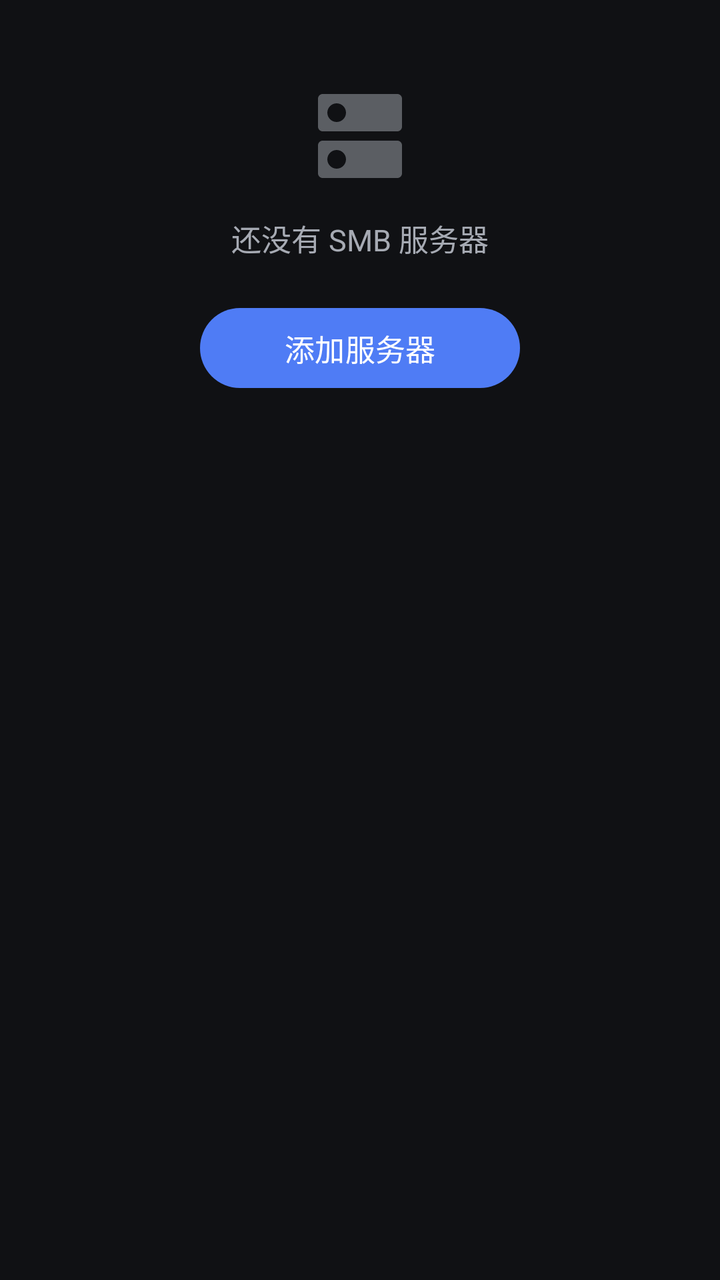
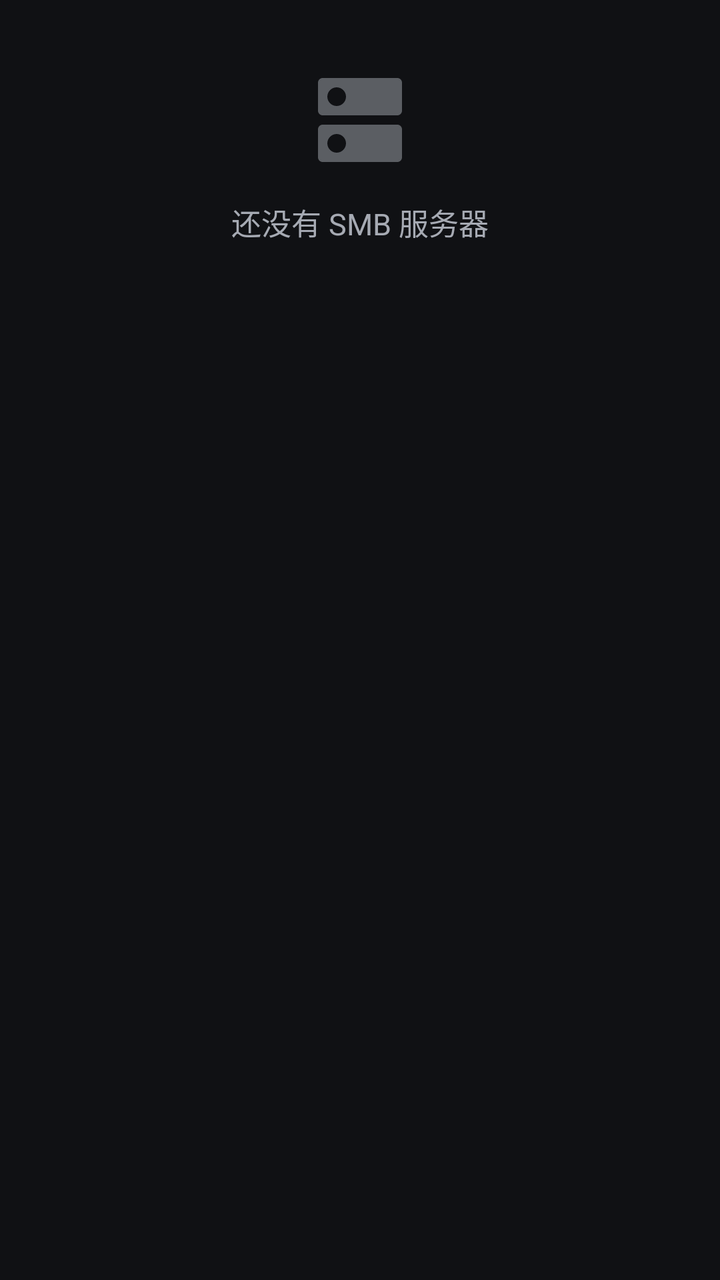

Two renders of the same Android screen: before a commit and after it. Below are the layout's source before the change and the commit's diff.
<!-- AndroidManifest.xml: application theme Theme.SmbPlayer -->
<!-- res/layout/item_empty_servers.xml -->
<?xml version="1.0" encoding="utf-8"?>
<LinearLayout xmlns:android="http://schemas.android.com/apk/res/android"
    xmlns:app="http://schemas.android.com/apk/res-auto"
    android:layout_width="match_parent"
    android:layout_height="wrap_content"
    android:gravity="center_horizontal"
    android:orientation="vertical"
    android:paddingStart="24dp"
    android:paddingEnd="24dp"
    android:paddingTop="40dp"
    android:paddingBottom="24dp">

    <ImageView
        android:layout_width="56dp"
        android:layout_height="56dp"
        android:alpha="0.5"
        android:importantForAccessibility="no"
        android:src="@drawable/ic_dns"
        app:tint="@color/on_surface_variant" />

    <TextView
        android:id="@+id/tv_empty"
        android:layout_width="wrap_content"
        android:layout_height="wrap_content"
        android:layout_marginTop="12dp"
        android:gravity="center"
        android:text="@string/servers_empty"
        android:textColor="@color/on_surface_variant"
        android:textSize="15sp" />

    <Button
        android:id="@+id/btn_add_server"
        android:layout_width="wrap_content"
        android:layout_height="wrap_content"
        android:layout_marginTop="20dp"
        android:minWidth="160dp"
        android:text="@string/action_add_server"
        android:textSize="15sp" />

</LinearLayout>
<!-- resources referenced by this layout -->
<resources>
  <color name="on_surface_variant">#FFA6AAB3</color>
  <!-- drawable ic_dns (drawable) -->
  <?xml version="1.0" encoding="utf-8"?>
  <vector xmlns:android="http://schemas.android.com/apk/res/android"
      android:width="24dp" android:height="24dp"
      android:viewportWidth="24" android:viewportHeight="24"
      android:tint="?attr/colorControlNormal">
      <path android:fillColor="@android:color/white"
          android:pathData="M20,13H4c-0.55,0 -1,0.45 -1,1v6c0,0.55 0.45,1 1,1h16c0.55,0 1,-0.45 1,-1v-6c0,-0.55 -0.45,-1 -1,-1zM7,19c-1.1,0 -2,-0.9 -2,-2s0.9,-2 2,-2 2,0.9 2,2 -0.9,2 -2,2zM20,3H4c-0.55,0 -1,0.45 -1,1v6c0,0.55 0.45,1 1,1h16c0.55,0 1,-0.45 1,-1V4c0,-0.55 -0.45,-1 -1,-1zM7,9c-1.1,0 -2,-0.9 -2,-2s0.9,-2 2,-2 2,0.9 2,2 -0.9,2 -2,2z" />
  </vector>
  <string name="action_add_server">添加服务器</string>
  <string name="servers_empty">还没有 SMB 服务器</string>
  <style name="Theme.SmbPlayer" parent="Theme.Material3.Dark.NoActionBar">
          <item name="colorPrimary">@color/primary</item>
          <item name="colorOnPrimary">@color/on_primary</item>
          <item name="colorSecondary">@color/secondary</item>
          <item name="android:colorBackground">@color/background</item>
          <item name="colorSurface">@color/surface</item>
          <item name="colorOnSurface">@color/on_surface</item>
          <item name="colorOutline">@color/outline</item>
          <item name="android:statusBarColor">@color/background</item>
      </style>
  <color name="primary">#FF4F7CF5</color>
  <color name="on_primary">#FFFFFFFF</color>
  <color name="secondary">#FF26A69A</color>
  <color name="background">#FF101114</color>
  <color name="surface">#FF1A1B1F</color>
  <color name="on_surface">#FFE8EAED</color>
  <color name="outline">#FF33363D</color>
</resources>

<!-- the commit's change to res/layout/item_empty_servers.xml (unified diff, before → after) -->
@@ -7,8 +7,8 @@
     android:orientation="vertical"
     android:paddingStart="24dp"
     android:paddingEnd="24dp"
-    android:paddingTop="40dp"
-    android:paddingBottom="24dp">
+    android:paddingTop="32dp"
+    android:paddingBottom="12dp">
 
     <ImageView
         android:layout_width="56dp"
@@ -28,13 +28,4 @@
         android:textColor="@color/on_surface_variant"
         android:textSize="15sp" />
 
-    <Button
-        android:id="@+id/btn_add_server"
-        android:layout_width="wrap_content"
-        android:layout_height="wrap_content"
-        android:layout_marginTop="20dp"
-        android:minWidth="160dp"
-        android:text="@string/action_add_server"
-        android:textSize="15sp" />
-
 </LinearLayout>
<!-- resource entries referenced after the edit -->
@@ -10,7 +10,6 @@
       <path android:fillColor="@android:color/white"
           android:pathData="M20,13H4c-0.55,0 -1,0.45 -1,1v6c0,0.55 0.45,1 1,1h16c0.55,0 1,-0.45 1,-1v-6c0,-0.55 -0.45,-1 -1,-1zM7,19c-1.1,0 -2,-0.9 -2,-2s0.9,-2 2,-2 2,0.9 2,2 -0.9,2 -2,2zM20,3H4c-0.55,0 -1,0.45 -1,1v6c0,0.55 0.45,1 1,1h16c0.55,0 1,-0.45 1,-1V4c0,-0.55 -0.45,-1 -1,-1zM7,9c-1.1,0 -2,-0.9 -2,-2s0.9,-2 2,-2 2,0.9 2,2 -0.9,2 -2,2z" />
   </vector>
-  <string name="action_add_server">添加服务器</string>
   <string name="servers_empty">还没有 SMB 服务器</string>
   <style name="Theme.SmbPlayer" parent="Theme.Material3.Dark.NoActionBar">
           <item name="colorPrimary">@color/primary</item>
